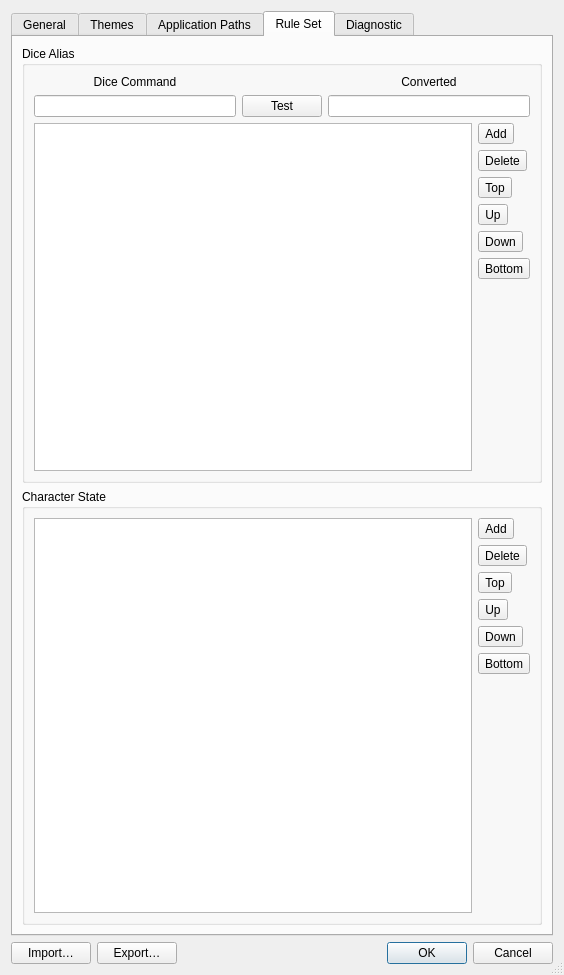
This is client/preferences/preferencesdialogbox.ui in Rolisteam/rolisteam as Qt 5 draws it before an edit. The edited form follows.
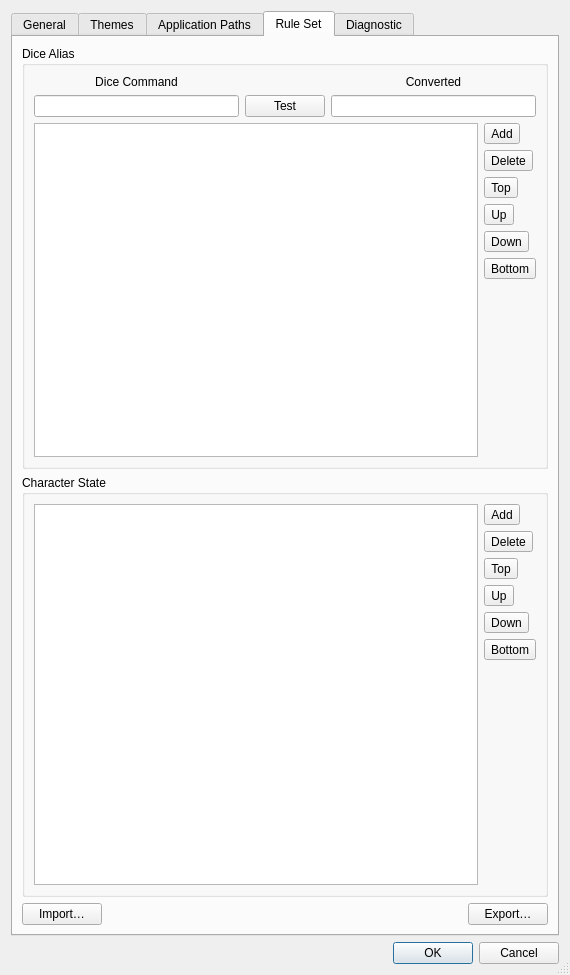
This is the edited form. The open tabs and pages were chosen to show the change. Icons and pictures are not drawn. Custom widgets are drawn as their Qt base class.

Commit message: Put import/export buttons on the right page.

The edit to the form file:
```diff
--- a/client/preferences/preferencesdialogbox.ui
+++ b/client/preferences/preferencesdialogbox.ui
@@ -6,7 +6,7 @@
    <rect>
     <x>0</x>
     <y>0</y>
-    <width>524</width>
+    <width>570</width>
     <height>975</height>
    </rect>
   </property>
@@ -1263,6 +1263,43 @@
          </layout>
         </widget>
        </item>
+       <item>
+        <layout class="QHBoxLayout" name="horizontalLayout_31">
+         <item>
+          <widget class="QPushButton" name="m_importDiceBtn">
+           <property name="toolTip">
+            <string>Import DiceAlias and States</string>
+           </property>
+           <property name="text">
+            <string>Import…</string>
+           </property>
+          </widget>
+         </item>
+         <item>
+          <spacer name="horizontalSpacer_14">
+           <property name="orientation">
+            <enum>Qt::Horizontal</enum>
+           </property>
+           <property name="sizeHint" stdset="0">
+            <size>
+             <width>40</width>
+             <height>20</height>
+            </size>
+           </property>
+          </spacer>
+         </item>
+         <item>
+          <widget class="QPushButton" name="m_exportDiceBtn">
+           <property name="toolTip">
+            <string>Export DiceAliases and States</string>
+           </property>
+           <property name="text">
+            <string>Export…</string>
+           </property>
+          </widget>
+         </item>
+        </layout>
+       </item>
       </layout>
      </widget>
      <widget class="QWidget" name="tabWidgetPage5">
@@ -1373,26 +1410,6 @@
    </item>
    <item>
     <layout class="QHBoxLayout" name="horizontalLayout_30">
-     <item>
-      <widget class="QPushButton" name="m_importDiceBtn">
-       <property name="toolTip">
-        <string>Import DiceAlias and States</string>
-       </property>
-       <property name="text">
-        <string>Import…</string>
-       </property>
-      </widget>
-     </item>
-     <item>
-      <widget class="QPushButton" name="m_exportDiceBtn">
-       <property name="toolTip">
-        <string>Export DiceAliases and States</string>
-       </property>
-       <property name="text">
-        <string>Export…</string>
-       </property>
-      </widget>
-     </item>
      <item>
       <spacer name="horizontalSpacer_16">
        <property name="orientation">
```
Left out of the diff: 3 changed lines with no effect on the pictures.
